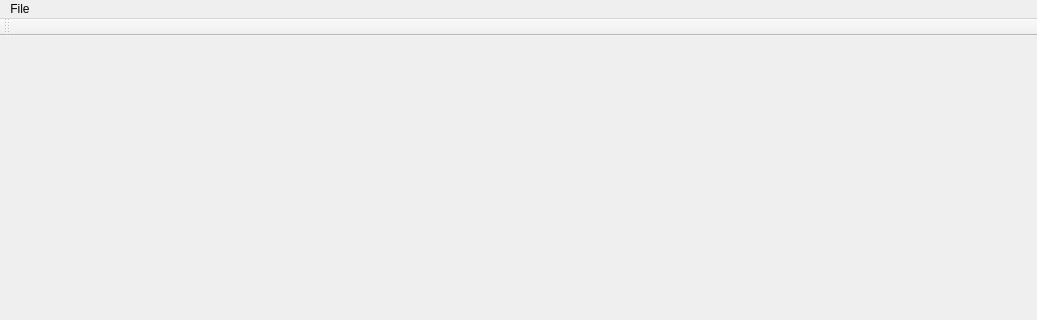
This is src/main_window.ui in KatarzynaKorbut/PygeTurner as Qt 5 draws it before an edit; both pictures show x 0 to 1037 and y 0 to 320 of the 1037 by 768 pixel window. The edited form follows.
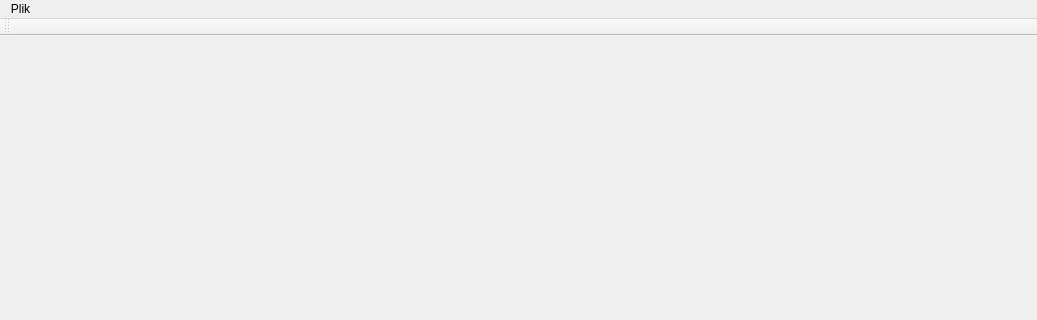
This is the edited form. Icons and pictures are not drawn.

Commit message: Zmiana File na Plik

```diff
--- a/src/main_window.ui
+++ b/src/main_window.ui
@@ -113,7 +113,7 @@
    </property>
    <widget class="QMenu" name="file_menu">
     <property name="title">
-     <string>File</string>
+     <string>Plik</string>
     </property>
     <addaction name="open_sheet"/>
     <addaction name="open_sound"/>
```
The commit also changes 1 other file.
